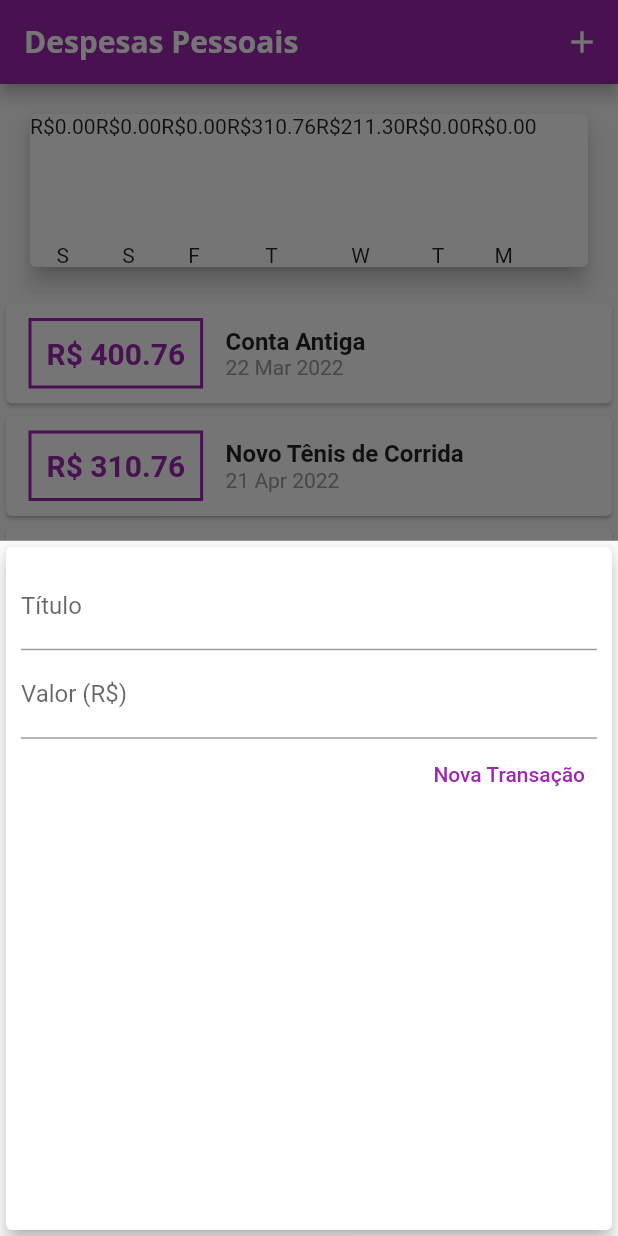
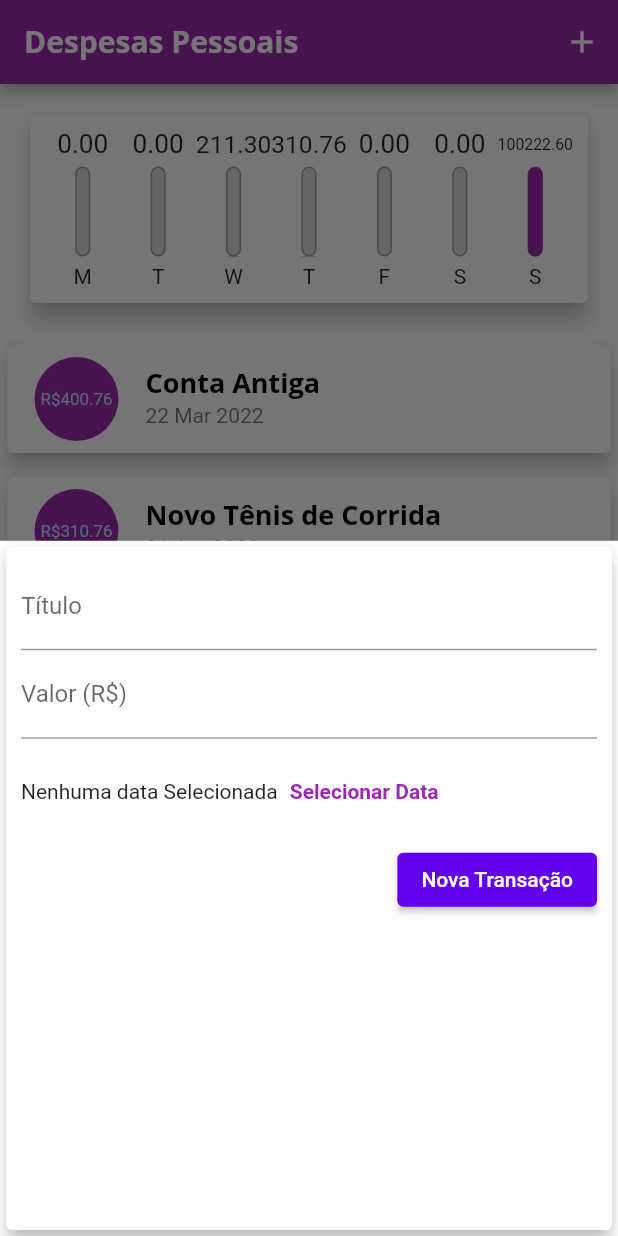
Before and after one commit to joevansanttos/expenses, a Flutter app: the screen it shows after launch, after a tap on the "add" icon, on a phone screen of 412 x 824 dp. Run offline on Flutter 3.47's test engine with Material 2 defaults, Android fonts, the phone set to English and light mode, and no system bars.

Commit message:
alterando form

```diff
--- a/lib/components/chart.dart
+++ b/lib/components/chart.dart
@@ -30,6 +30,12 @@ class Chart extends StatelessWidget {
         'day': DateFormat.E().format(weekDay)[0],
         'value': totalSum,
       };
+    }).reversed.toList();
+  }
+
+  double get _weekTotalValue {
+    return groupedTransactions.fold(0.0, (sum, tr) {
+      return sum + tr['value'];
     });
   }
 
@@ -39,14 +45,21 @@ class Chart extends StatelessWidget {
     return Card(
       elevation: 6,
       margin: const EdgeInsets.all(20),
+      child: Padding(
+        padding: const EdgeInsets.all(10),
         child: Row(
+          mainAxisAlignment: MainAxisAlignment.spaceAround,
           children: groupedTransactions.map((tr) {
-          return ChartBar(
+            return Flexible(
+              fit: FlexFit.tight,
+              child: ChartBar(
                 label: tr['day'],
                 value: tr['value'],
-            percentage: 0,
+                percentage: (tr['value'] as double) / _weekTotalValue,
+              ),
             );
           }).toList(),
+        ),
       ),
     );
   }
--- a/lib/components/chart_bar.dart
+++ b/lib/components/chart_bar.dart
@@ -15,14 +15,42 @@ class ChartBar extends StatelessWidget {
   Widget build(BuildContext context) {
     return Column(
       children: <Widget>[
-        Text('R\$${value.toStringAsFixed(2)}'),
+        Container(
+          height: 20,
+          child: FittedBox(
+            child: Text('${value.toStringAsFixed(2)}'),
+          ),
+        ),
         const SizedBox(
           height: 5,
         ),
         Container(
           height: 60,
           width: 10,
-          child: Stack(),
+          child: Stack(
+            alignment: Alignment.bottomCenter,
+            children: <Widget>[
+              Container(
+                decoration: BoxDecoration(
+                  border: Border.all(
+                    color: Colors.grey,
+                    width: 1.0,
+                  ),
+                  color: const Color.fromRGBO(220, 220, 220, 1),
+                  borderRadius: BorderRadius.circular(5),
+                ),
+              ),
+              FractionallySizedBox(
+                heightFactor: percentage,
+                child: Container(
+                  decoration: BoxDecoration(
+                    color: Theme.of(context).colorScheme.primary,
+                    borderRadius: BorderRadius.circular(5),
+                  ),
+                ),
+              )
+            ],
+          ),
         ),
         const SizedBox(
           height: 5,
--- a/lib/components/transaction_list.dart
+++ b/lib/components/transaction_list.dart
@@ -38,48 +38,29 @@ class TransactionList extends StatelessWidget {
               itemBuilder: (ctx, index) {
                 final tr = transactions[index];
                 return Card(
-                  child: Row(
-                    children: <Widget>[
-                      Container(
+                  elevation: 5,
                   margin: const EdgeInsets.symmetric(
-                          horizontal: 15,
-                          vertical: 10,
+                    vertical: 8,
+                    horizontal: 5,
                   ),
-                        decoration: BoxDecoration(
-                          border: Border.all(
-                            color: Theme.of(context).colorScheme.primary,
-                            width: 2,
-                          ),
-                        ),
-                        padding: const EdgeInsets.all(10),
-                        child: Text(
-                          'R\$ ${tr.value.toStringAsFixed(2)}',
-                          style: TextStyle(
-                            fontWeight: FontWeight.bold,
-                            fontSize: 20,
-                            color: Theme.of(context).colorScheme.primary,
+                  child: ListTile(
+                    leading: CircleAvatar(
+                      backgroundColor: Theme.of(context).colorScheme.primary,
+                      radius: 30,
+                      child: Padding(
+                        padding: const EdgeInsets.all(6),
+                        child: FittedBox(
+                          child: Text('R\$${tr.value}'),
                         ),
                       ),
                     ),
-                      Column(
-                        crossAxisAlignment: CrossAxisAlignment.start,
-                        children: [
-                          Text(
+                    title: Text(
                       tr.title,
-                            style: const TextStyle(
-                              fontSize: 16,
-                              fontWeight: FontWeight.bold,
+                      style: Theme.of(context).textTheme.headline6,
                     ),
+                    subtitle: Text(
+                      DateFormat('d MMM y').format(tr.date),
                     ),
-                          Text(
-                            DateFormat('d MMM y').format(tr.date),
-                            style: const TextStyle(
-                              color: Colors.grey,
-                            ),
-                          ),
-                        ],
-                      )
-                    ],
                   ),
                 );
               },
--- a/lib/components/transactions_form.dart
+++ b/lib/components/transactions_form.dart
@@ -48,13 +48,32 @@ class _TransactionFormState extends State<TransactionForm> {
                 labelText: 'Valor (R\$)',
               ),
             ),
+            Container(
+              height: 70,
+              child: Row(
+                children: <Widget>[
+                  const Text('Nenhuma data Selecionada'),
+                  TextButton(
+                    onPressed: () {},
+                    child: const Text(
+                      'Selecionar Data',
+                      style: TextStyle(
+                          color: Colors.purple, fontWeight: FontWeight.bold),
+                    ),
+                  ),
+                ],
+              ),
+            ),
             Row(
               mainAxisAlignment: MainAxisAlignment.end,
               children: <Widget>[
-                TextButton(
+                ElevatedButton(
+                  style: ElevatedButton.styleFrom(
+                    primary: Theme.of(context).primaryColor, // background
+                    onPrimary: Colors.white, // foreground
+                  ),
                   child: const Text(
                     'Nova Transação',
-                    style: TextStyle(color: Colors.purple),
                   ),
                   onPressed: _submitForm,
                 ),
--- a/lib/main.dart
+++ b/lib/main.dart
@@ -16,8 +16,8 @@ class ExpensesApp extends StatelessWidget {
     final ThemeData tema = ThemeData();
 
     return MaterialApp(
-      home: const MyHomePage(),
-      theme: tema.copyWith(
+      home: MyHomePage(),
+      theme: ThemeData.from(colorScheme: ColorScheme.light()).copyWith(
         colorScheme: tema.colorScheme.copyWith(
           primary: Colors.purple,
           secondary: Colors.amber,
@@ -74,6 +74,18 @@ class _MyHomePageState extends State<MyHomePage> {
       date: DateTime.now().subtract(
         const Duration(days: 4),
       ),
+    ),
+    Transaction(
+      id: 't3',
+      title: 'Cartão de Crédito',
+      value: 100211.30,
+      date: DateTime.now(),
+    ),
+    Transaction(
+      id: 't4',
+      title: 'Lanche',
+      value: 11.30,
+      date: DateTime.now(),
     ),
   ];
 
```
Lines whose indentation alone changed are shown as unchanged.
